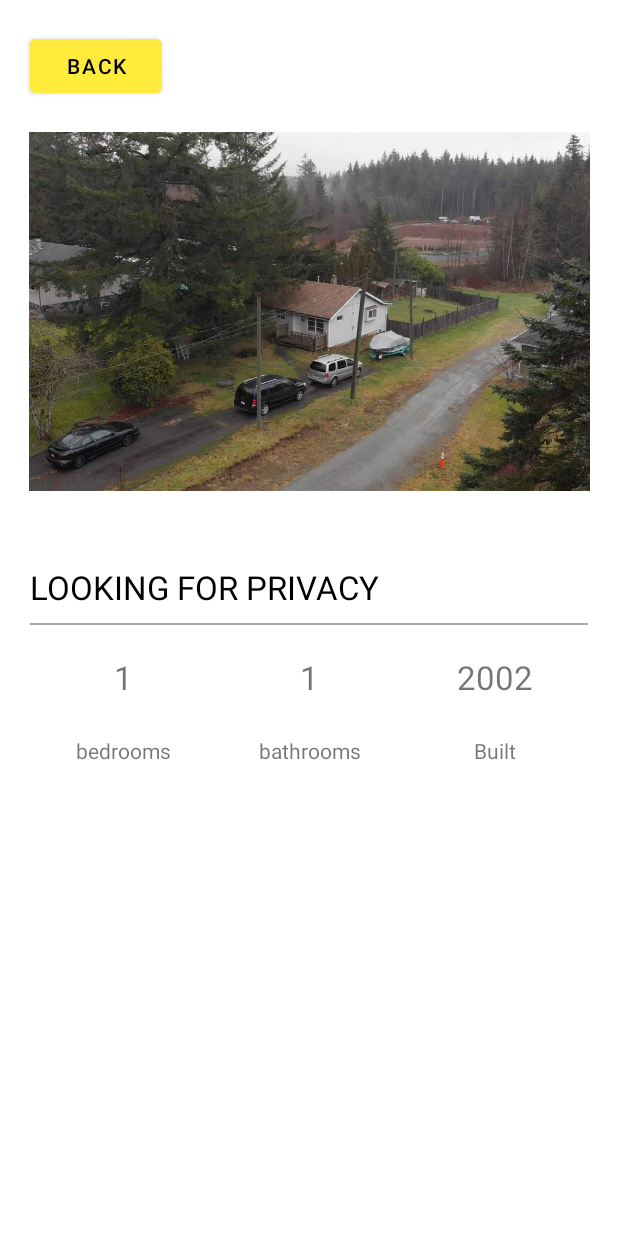
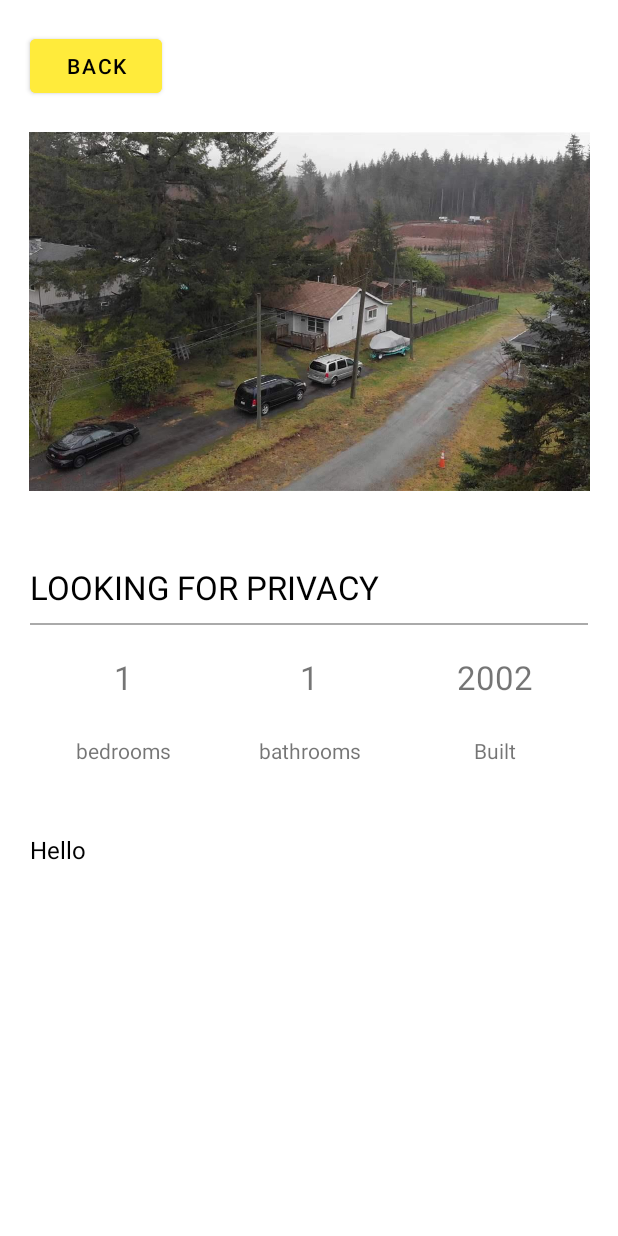
Before and after one commit to melatech/Capgemini-PropertyFinderApp-02, an Android app: the DetailsActivity screen opened directly, with no data from a screen before it, on a phone screen of 412 x 824 dp. Run offline under Robolectric (Android 15) with nearby library versions, the phone set to English and light mode, and no system bars.

Commit message:
Fifth commit: ui tidy up: property details

```diff
--- a/app/src/main/res/layout/activity_details.xml
+++ b/app/src/main/res/layout/activity_details.xml
@@ -7,7 +7,7 @@
     tools:context=".DetailsActivity">
 
     <Button
-        android:id="@+id/button1"
+        android:id="@+id/backButton"
         android:layout_width="wrap_content"
         android:layout_height="wrap_content"
         android:layout_margin="20dp"
@@ -27,7 +27,7 @@
         android:layout_marginEnd="20dp"
         app:layout_constraintEnd_toEndOf="parent"
         app:layout_constraintStart_toStartOf="parent"
-        app:layout_constraintTop_toBottomOf="@+id/button1"
+        app:layout_constraintTop_toBottomOf="@+id/backButton"
         app:srcCompat="@drawable/property_1_img_1" />
 
     <LinearLayout
@@ -47,7 +47,7 @@
             android:orientation="vertical">
 
             <TextView
-
+                android:id="@+id/titleTextView"
                 android:layout_width="match_parent"
                 android:layout_height="48dp"
                 android:gravity="center_vertical"
@@ -74,7 +74,7 @@
                     android:orientation="vertical">
 
                     <TextView
-
+                        android:id="@+id/bedroomTextView"
                         android:layout_width="match_parent"
                         android:layout_height="match_parent"
                         android:layout_weight="1"
@@ -102,12 +102,11 @@
                     android:orientation="vertical">
 
                     <TextView
-
+                        android:id="@+id/bathroomsTextView"
                         android:layout_width="match_parent"
                         android:layout_height="match_parent"
                         android:layout_weight="1"
                         android:gravity="center"
-
                         android:padding="20dp"
                         android:text="1"
                         android:textSize="22sp" />
@@ -130,12 +129,11 @@
                     android:orientation="vertical">
 
                     <TextView
-
+                        android:id="@+id/yearTextView"
                         android:layout_width="match_parent"
                         android:layout_height="match_parent"
                         android:layout_weight="1"
                         android:gravity="center"
-
                         android:padding="20dp"
                         android:text="2002"
                         android:textSize="22sp" />
@@ -153,7 +151,23 @@
             </LinearLayout>
         </LinearLayout>
 
+
+
     </LinearLayout>
+    <TextView
+        android:id="@+id/descriptionTextView"
+        android:layout_width="match_parent"
+        android:layout_height="160dp"
+        android:layout_margin="20dp"
+
+        android:text="Hello"
+
+        android:textColor="@color/black"
+        android:textSize="16sp"
+        android:textStyle="normal"
+        app:layout_constraintEnd_toEndOf="parent"
+        app:layout_constraintStart_toStartOf="parent"
+        app:layout_constraintTop_toBottomOf="@+id/linear1"/>
 
 
 </androidx.constraintlayout.widget.ConstraintLayout>
```
